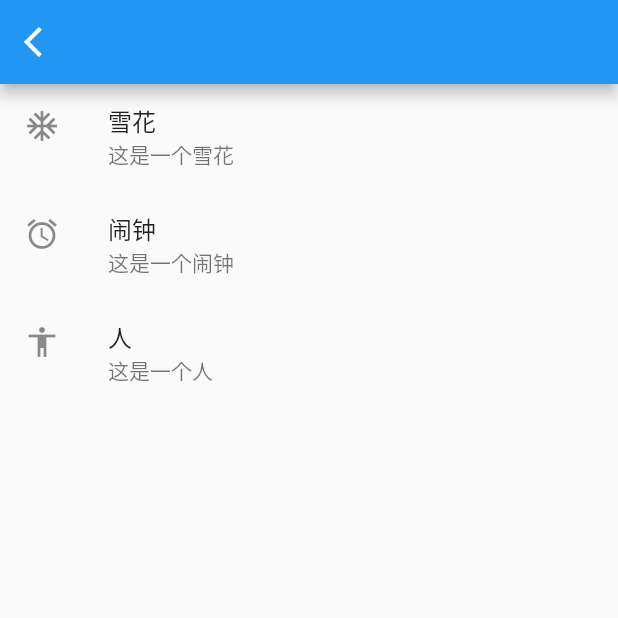
After one commit to ymeddmn/Flutter, a Flutter app: the ListViewWidget1 screen opened by its route, on a phone screen of 412 x 824 dp, the top half of it. The commit adds this screen. Run offline on Flutter 3.47's test engine with Material 2 defaults, Android fonts, the phone set to English and light mode, and no system bars.

Commit message:
增加listview静态列表和加载网络图片

```diff
--- a/flutterview/flutterview/lib/common.dart
+++ b/flutterview/flutterview/lib/common.dart
@@ -36,7 +36,7 @@ class CommonLessWidget extends StatelessWidget {
 
 abstract class CommonFulWidget extends StatefulWidget {}
 
-class CommonFulWidgetState<T extends StatefulWidget> extends State<T> {
+abstract class CommonFulWidgetState<T extends StatefulWidget> extends State<T> {
   @override
   void initState() {
     super.initState();
@@ -75,7 +75,7 @@ class CommonFulWidgetState<T extends StatefulWidget> extends State<T> {
 
   getAppbar() {
     return AppBar(
-      title: Text('控件的用法'),
+      title: Text(getTitle()),
       leading: IconButton(
         icon: Icon(Icons.arrow_back_ios),
         onPressed: () {
@@ -84,4 +84,8 @@ class CommonFulWidgetState<T extends StatefulWidget> extends State<T> {
       ),
     );
   }
+
+  String getTitle() {
+    return '';
+  }
 }
--- a/flutterview/flutterview/lib/Text.dart
+++ b/flutterview/flutterview/lib/widget/Text.dart
@@ -1,5 +1,5 @@
 import 'package:flutter/material.dart';
-import 'common.dart';
+import '../common.dart';
 
 class TextWidget extends CommonFulWidget {
   @override
--- a/flutterview/flutterview/lib/containerwidget.dart
+++ b/flutterview/flutterview/lib/widget/containerwidget.dart
@@ -1,4 +1,4 @@
-import 'common.dart';
+import '../common.dart';
 import 'package:flutter/material.dart';
 
 class ContainerWidget extends CommonFulWidget {
--- /dev/null
+++ b/flutterview/flutterview/lib/widget/listviewwidget.dart
@@ -0,0 +1,34 @@
+import 'package:flutterview/common.dart';
+import 'package:flutter/material.dart';
+
+class ListViewWidget1 extends CommonFulWidget {
+  @override
+  State<StatefulWidget> createState() {
+    return ListViewState();
+  }
+}
+
+class ListViewState extends CommonFulWidgetState<ListViewWidget1> {
+  @override
+  getBody() {
+    return ListView(
+      children: <Widget>[
+        ListTile(
+          title: Text("雪花"),
+          subtitle: Text("这是一个雪花"),
+          leading: Icon(Icons.ac_unit),
+        ),
+        ListTile(
+          title: Text("闹钟"),
+          subtitle: Text("这是一个闹钟"),
+          leading: Icon(Icons.access_alarm),
+        ),
+        ListTile(
+          title: Text("人"),
+          subtitle: Text("这是一个人"),
+          leading: Icon(Icons.accessibility),
+        )
+      ],
+    );
+  }
+}
```
Also changed, not shown: flutterview/flutterview/lib/function/loadimage.dart (added, +31 -0 lines), flutterview/flutterview/lib/main.dart (+20 -6 lines), 1 other file.
